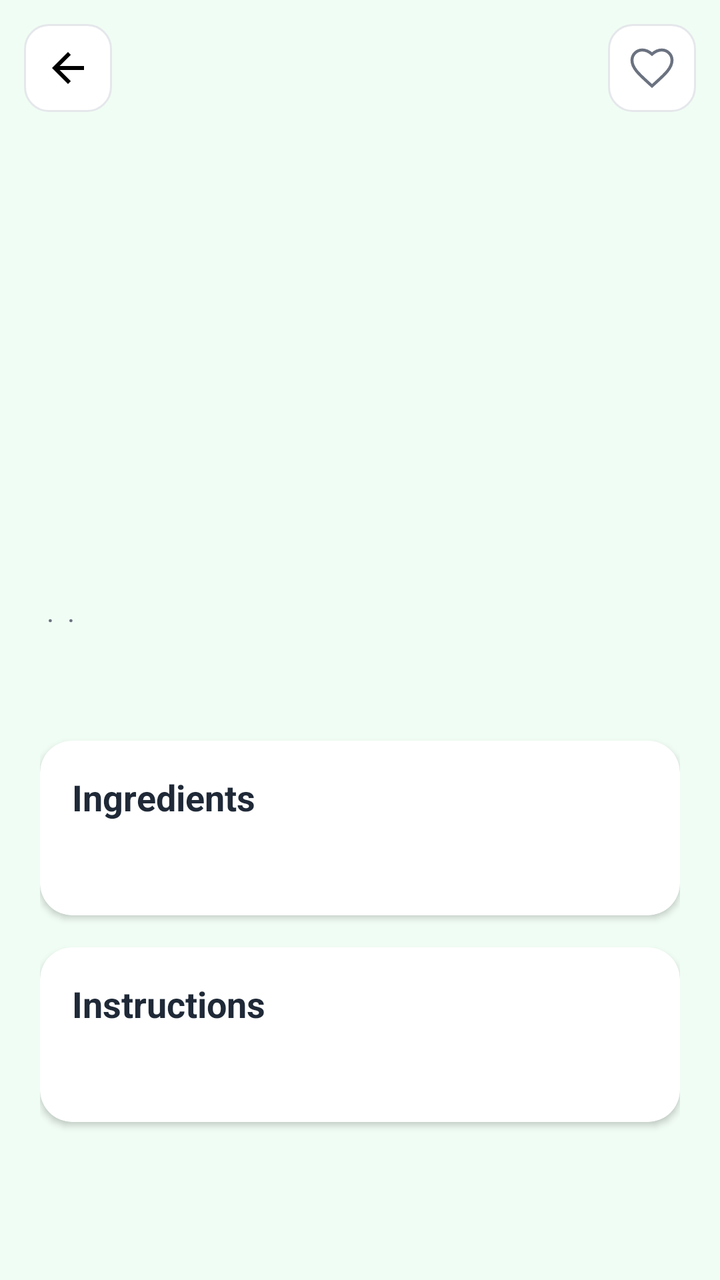
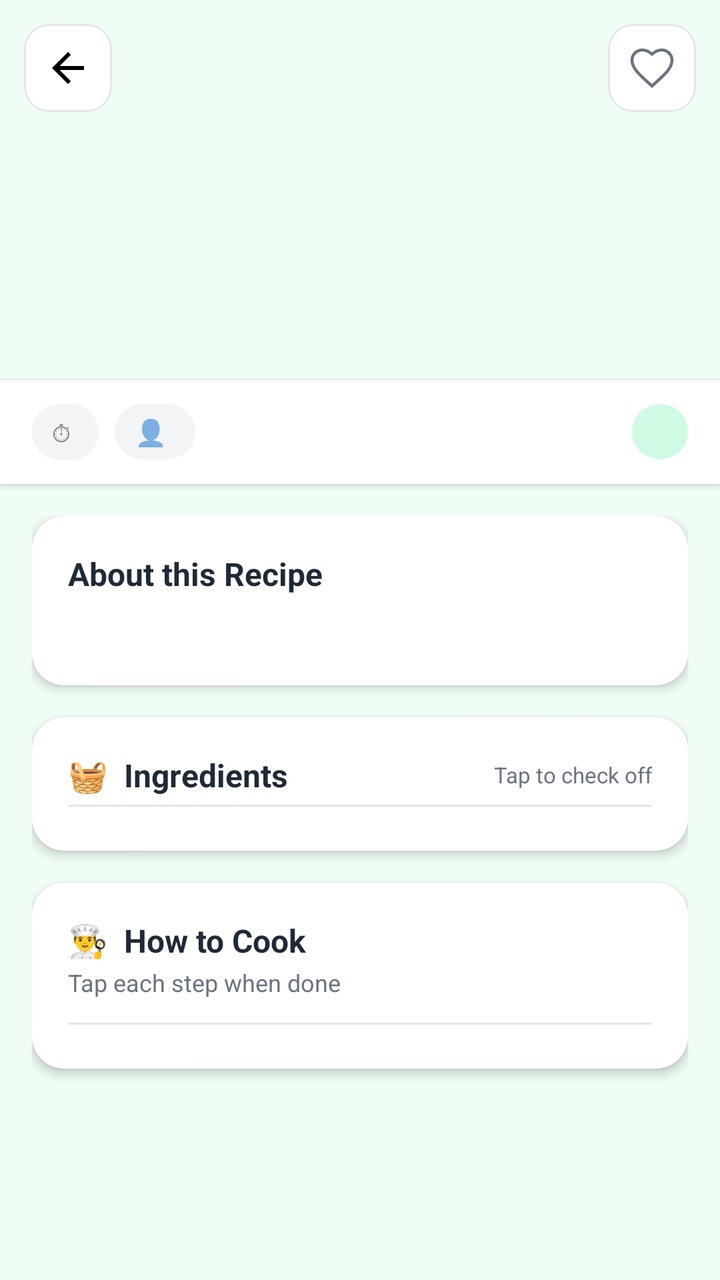

Compare the two renders of this Android layout. The source of the first and the diff that turns it into the second are given below.
<!-- AndroidManifest.xml: application theme Theme.EcoBite -->
<!-- res/layout/activity_recipe_detail.xml -->
<?xml version="1.0" encoding="utf-8"?>
<androidx.coordinatorlayout.widget.CoordinatorLayout
    xmlns:android="http://schemas.android.com/apk/res/android"
    xmlns:app="http://schemas.android.com/apk/res-auto"
    android:layout_width="match_parent"
    android:layout_height="match_parent"
    android:background="@color/colorBackground">

    <androidx.core.widget.NestedScrollView
        android:layout_width="match_parent"
        android:layout_height="match_parent"
        android:fillViewport="true">

        <LinearLayout
            android:layout_width="match_parent"
            android:layout_height="wrap_content"
            android:orientation="vertical">

            
            <FrameLayout
                android:layout_width="match_parent"
                android:layout_height="240dp">

                <ImageView
                    android:id="@+id/ivRecipeImage"
                    android:layout_width="match_parent"
                    android:layout_height="match_parent"
                    android:scaleType="centerCrop"
                    android:contentDescription="Recipe image" />

                
                <View
                    android:layout_width="match_parent"
                    android:layout_height="80dp"
                    android:layout_gravity="bottom"
                    android:background="@android:color/transparent" />

                <ImageButton
                    android:id="@+id/btnBack"
                    android:layout_width="44dp"
                    android:layout_height="44dp"
                    android:layout_margin="12dp"
                    android:layout_gravity="top|start"
                    android:src="@drawable/ic_arrow_back"
                    android:background="@drawable/rounded_card"
                    android:contentDescription="Back"
                    android:padding="8dp" />

                <ImageButton
                    android:id="@+id/btnSave"
                    android:layout_width="44dp"
                    android:layout_height="44dp"
                    android:layout_margin="12dp"
                    android:layout_gravity="top|end"
                    android:src="@drawable/ic_heart_outline"
                    android:background="@drawable/rounded_card"
                    android:contentDescription="Save recipe"
                    android:padding="8dp" />
            </FrameLayout>

            <LinearLayout
                android:layout_width="match_parent"
                android:layout_height="wrap_content"
                android:orientation="vertical"
                android:padding="20dp">

                
                <TextView
                    android:id="@+id/tvName"
                    android:layout_width="match_parent"
                    android:layout_height="wrap_content"
                    android:textSize="24sp"
                    android:textStyle="bold"
                    android:textColor="@color/colorText"
                    android:layout_marginBottom="8dp" />

                <LinearLayout
                    android:layout_width="match_parent"
                    android:layout_height="wrap_content"
                    android:orientation="horizontal"
                    android:layout_marginBottom="12dp">

                    <TextView
                        android:id="@+id/tvCookTime"
                        android:layout_width="wrap_content"
                        android:layout_height="wrap_content"
                        android:textSize="13sp"
                        android:textColor="@color/colorTextSecondary"
                        android:drawablePadding="4dp" />

                    <TextView
                        android:layout_width="wrap_content"
                        android:layout_height="wrap_content"
                        android:text=" · "
                        android:textColor="@color/colorTextSecondary" />

                    <TextView
                        android:id="@+id/tvServings"
                        android:layout_width="wrap_content"
                        android:layout_height="wrap_content"
                        android:textSize="13sp"
                        android:textColor="@color/colorTextSecondary" />

                    <TextView
                        android:layout_width="wrap_content"
                        android:layout_height="wrap_content"
                        android:text=" · "
                        android:textColor="@color/colorTextSecondary" />

                    <TextView
                        android:id="@+id/tvDifficulty"
                        android:layout_width="wrap_content"
                        android:layout_height="wrap_content"
                        android:textSize="13sp"
                        android:textColor="@color/colorPrimary"
                        android:textStyle="bold" />
                </LinearLayout>

                <TextView
                    android:id="@+id/tvDescription"
                    android:layout_width="match_parent"
                    android:layout_height="wrap_content"
                    android:textSize="14sp"
                    android:textColor="@color/colorTextSecondary"
                    android:lineSpacingMultiplier="1.5"
                    android:layout_marginBottom="20dp" />

                
                <androidx.cardview.widget.CardView
                    android:id="@+id/cardMissing"
                    android:layout_width="match_parent"
                    android:layout_height="wrap_content"
                    app:cardCornerRadius="12dp"
                    app:cardElevation="0dp"
                    app:cardBackgroundColor="@color/colorAmber"
                    android:layout_marginBottom="20dp"
                    android:visibility="gone">

                    <LinearLayout
                        android:layout_width="match_parent"
                        android:layout_height="wrap_content"
                        android:orientation="vertical"
                        android:padding="16dp">

                        <TextView
                            android:layout_width="wrap_content"
                            android:layout_height="wrap_content"
                            android:text="🛒 You'll need to buy"
                            android:textSize="14sp"
                            android:textStyle="bold"
                            android:textColor="@color/colorText"
                            android:layout_marginBottom="8dp" />

                        <TextView
                            android:id="@+id/tvMissingList"
                            android:layout_width="match_parent"
                            android:layout_height="wrap_content"
                            android:textSize="13sp"
                            android:textColor="@color/colorText"
                            android:lineSpacingMultiplier="1.5" />
                    </LinearLayout>
                </androidx.cardview.widget.CardView>

                
                <androidx.cardview.widget.CardView
                    android:layout_width="match_parent"
                    android:layout_height="wrap_content"
                    app:cardCornerRadius="16dp"
                    app:cardElevation="2dp"
                    app:cardBackgroundColor="@color/white"
                    android:layout_marginBottom="16dp">

                    <LinearLayout
                        android:layout_width="match_parent"
                        android:layout_height="wrap_content"
                        android:orientation="vertical"
                        android:padding="16dp">

                        <TextView
                            android:layout_width="wrap_content"
                            android:layout_height="wrap_content"
                            android:text="Ingredients"
                            android:textSize="18sp"
                            android:textStyle="bold"
                            android:textColor="@color/colorText"
                            android:layout_marginBottom="12dp" />

                        <TextView
                            android:id="@+id/tvIngredients"
                            android:layout_width="match_parent"
                            android:layout_height="wrap_content"
                            android:textSize="14sp"
                            android:textColor="@color/colorText"
                            android:lineSpacingMultiplier="1.8" />
                    </LinearLayout>
                </androidx.cardview.widget.CardView>

                
                <androidx.cardview.widget.CardView
                    android:layout_width="match_parent"
                    android:layout_height="wrap_content"
                    app:cardCornerRadius="16dp"
                    app:cardElevation="2dp"
                    app:cardBackgroundColor="@color/white"
                    android:layout_marginBottom="24dp">

                    <LinearLayout
                        android:layout_width="match_parent"
                        android:layout_height="wrap_content"
                        android:orientation="vertical"
                        android:padding="16dp">

                        <TextView
                            android:layout_width="wrap_content"
                            android:layout_height="wrap_content"
                            android:text="Instructions"
                            android:textSize="18sp"
                            android:textStyle="bold"
                            android:textColor="@color/colorText"
                            android:layout_marginBottom="12dp" />

                        <TextView
                            android:id="@+id/tvInstructions"
                            android:layout_width="match_parent"
                            android:layout_height="wrap_content"
                            android:textSize="14sp"
                            android:textColor="@color/colorText"
                            android:lineSpacingMultiplier="1.8" />
                    </LinearLayout>
                </androidx.cardview.widget.CardView>
            </LinearLayout>
        </LinearLayout>
    </androidx.core.widget.NestedScrollView>
</androidx.coordinatorlayout.widget.CoordinatorLayout>
<!-- resources referenced by this layout -->
<resources>
  <color name="colorAmber">#fef3c7</color>
  <color name="colorBackground">#f0fdf4</color>
  <color name="colorPrimary">#10b981</color>
  <color name="colorText">#1f2937</color>
  <color name="colorTextSecondary">#6b7280</color>
  <color name="white">#ffffff</color>
  <!-- drawable ic_arrow_back (drawable) -->
  <?xml version="1.0" encoding="utf-8"?>
  <vector xmlns:android="http://schemas.android.com/apk/res/android"
      android:width="24dp"
      android:height="24dp"
      android:viewportWidth="24"
      android:viewportHeight="24">
      <path
          android:fillColor="#FF000000"
          android:pathData="M20,11L7.83,11l5.59,-5.59L12,4l-8,8 8,8 1.41,-1.41L7.83,13L20,13v-2z" />
  </vector>
  <!-- drawable ic_heart_outline (drawable) -->
  <?xml version="1.0" encoding="utf-8"?>
  <vector xmlns:android="http://schemas.android.com/apk/res/android"
      android:width="24dp"
      android:height="24dp"
      android:viewportWidth="24"
      android:viewportHeight="24">
      <path
          android:fillColor="@android:color/transparent"
          android:strokeColor="#6b7280"
          android:strokeWidth="1.5"
          android:pathData="M12,21L10.55,19.7C5.4,15.03 2,12 2,8.14A5.11,5.11 0,0,1 7.14,3C8.88,3 10.56,3.8 12,5.09C13.44,3.8 15.12,3 16.86,3A5.11,5.11 0,0,1 22,8.14C22,12 18.6,15.03 13.45,19.7Z" />
  </vector>
  <!-- drawable rounded_card (drawable) -->
  <?xml version="1.0" encoding="utf-8"?>
  <shape xmlns:android="http://schemas.android.com/apk/res/android"
      android:shape="rectangle">
      <solid android:color="#ffffffff" />
      <corners android:radius="12dp" />
      <stroke android:width="1dp" android:color="#e5e7eb" />
  </shape>
  <style name="Theme.EcoBite" parent="Theme.MaterialComponents.Light.NoActionBar">
          <item name="colorPrimary">@color/colorPrimary</item>
          <item name="colorPrimaryDark">@color/colorPrimaryDark</item>
          <item name="colorAccent">@color/colorSecondary</item>
          <item name="android:windowBackground">@color/colorBackground</item>
          <item name="android:statusBarColor">@color/colorPrimaryDark</item>
          <item name="materialAlertDialogTheme">@style/ThemeOverlay.MaterialComponents.MaterialAlertDialog</item>
      </style>
  <color name="colorPrimaryDark">#059669</color>
  <color name="colorSecondary">#84cc16</color>
</resources>

<!-- the commit's change to res/layout/activity_recipe_detail.xml (unified diff, before → after) -->
@@ -8,8 +8,7 @@
 
     <androidx.core.widget.NestedScrollView
         android:layout_width="match_parent"
-        android:layout_height="match_parent"
-        android:fillViewport="true">
+        android:layout_height="match_parent">
 
         <LinearLayout
             android:layout_width="match_parent"
@@ -18,23 +17,40 @@
 
             
             <FrameLayout
+                android:id="@+id/headerBand"
                 android:layout_width="match_parent"
-                android:layout_height="240dp">
-
-                <ImageView
-                    android:id="@+id/ivRecipeImage"
+                android:layout_height="190dp">
+
+                <LinearLayout
                     android:layout_width="match_parent"
                     android:layout_height="match_parent"
-                    android:scaleType="centerCrop"
-                    android:contentDescription="Recipe image" />
-
-                
-                <View
-                    android:layout_width="match_parent"
-                    android:layout_height="80dp"
-                    android:layout_gravity="bottom"
-                    android:background="@android:color/transparent" />
-
+                    android:orientation="vertical"
+                    android:gravity="center"
+                    android:paddingStart="20dp"
+                    android:paddingEnd="60dp"
+                    android:paddingTop="16dp"
+                    android:paddingBottom="16dp">
+
+                    <TextView
+                        android:id="@+id/tvEmoji"
+                        android:layout_width="wrap_content"
+                        android:layout_height="wrap_content"
+                        android:textSize="52sp" />
+
+                    <TextView
+                        android:id="@+id/tvName"
+                        android:layout_width="wrap_content"
+                        android:layout_height="wrap_content"
+                        android:textSize="20sp"
+                        android:textStyle="bold"
+                        android:textColor="#FFFFFF"
+                        android:gravity="center"
+                        android:layout_marginTop="8dp"
+                        android:maxLines="2"
+                        android:ellipsize="end" />
+                </LinearLayout>
+
+                
                 <ImageButton
                     android:id="@+id/btnBack"
                     android:layout_width="44dp"
@@ -46,6 +62,7 @@
                     android:contentDescription="Back"
                     android:padding="8dp" />
 
+                
                 <ImageButton
                     android:id="@+id/btnSave"
                     android:layout_width="44dp"
@@ -58,82 +75,144 @@
                     android:padding="8dp" />
             </FrameLayout>
 
+            
+            <LinearLayout
+                android:layout_width="match_parent"
+                android:layout_height="wrap_content"
+                android:orientation="horizontal"
+                android:gravity="center_vertical"
+                android:paddingStart="16dp"
+                android:paddingEnd="16dp"
+                android:paddingTop="12dp"
+                android:paddingBottom="12dp"
+                android:background="@color/white"
+                android:elevation="2dp">
+
+                <LinearLayout
+                    android:layout_width="wrap_content"
+                    android:layout_height="wrap_content"
+                    android:orientation="horizontal"
+                    android:gravity="center_vertical"
+                    android:background="@drawable/pill_bg_light"
+                    android:paddingStart="10dp"
+                    android:paddingEnd="10dp"
+                    android:paddingTop="5dp"
+                    android:paddingBottom="5dp"
+                    android:layout_marginEnd="8dp">
+
+                    <TextView
+                        android:layout_width="wrap_content"
+                        android:layout_height="wrap_content"
+                        android:text="⏱"
+                        android:textSize="13sp" />
+
+                    <TextView
+                        android:id="@+id/tvCookTime"
+                        android:layout_width="wrap_content"
+                        android:layout_height="wrap_content"
+                        android:textSize="13sp"
+                        android:textColor="@color/colorText"
+                        android:layout_marginStart="4dp" />
+                </LinearLayout>
+
+                <LinearLayout
+                    android:layout_width="wrap_content"
+                    android:layout_height="wrap_content"
+                    android:orientation="horizontal"
+                    android:gravity="center_vertical"
+                    android:background="@drawable/pill_bg_light"
+                    android:paddingStart="10dp"
+                    android:paddingEnd="10dp"
+                    android:paddingTop="5dp"
+                    android:paddingBottom="5dp"
+                    android:layout_marginEnd="8dp">
+
+                    <TextView
+                        android:layout_width="wrap_content"
+                        android:layout_height="wrap_content"
+                        android:text="👤"
+                        android:textSize="13sp" />
+
+                    <TextView
+                        android:id="@+id/tvServings"
+                        android:layout_width="wrap_content"
+                        android:layout_height="wrap_content"
+                        android:textSize="13sp"
+                        android:textColor="@color/colorText"
+                        android:layout_marginStart="4dp" />
+                </LinearLayout>
+
+                <View
+                    android:layout_width="0dp"
+                    android:layout_height="0dp"
+                    android:layout_weight="1" />
+
+                <TextView
+                    android:id="@+id/tvDifficulty"
+                    android:layout_width="wrap_content"
+                    android:layout_height="wrap_content"
+                    android:textSize="13sp"
+                    android:textStyle="bold"
+                    android:textColor="@color/colorPrimary"
+                    android:background="@drawable/pill_bg_green"
+                    android:paddingStart="14dp"
+                    android:paddingEnd="14dp"
+                    android:paddingTop="5dp"
+                    android:paddingBottom="5dp" />
+            </LinearLayout>
+
+            
             <LinearLayout
                 android:layout_width="match_parent"
                 android:layout_height="wrap_content"
                 android:orientation="vertical"
-                android:padding="20dp">
-
-                
-                <TextView
-                    android:id="@+id/tvName"
-                    android:layout_width="match_parent"
-                    android:layout_height="wrap_content"
-                    android:textSize="24sp"
-                    android:textStyle="bold"
-                    android:textColor="@color/colorText"
-                    android:layout_marginBottom="8dp" />
-
-                <LinearLayout
-                    android:layout_width="match_parent"
-                    android:layout_height="wrap_content"
-                    android:orientation="horizontal"
-                    android:layout_marginBottom="12dp">
-
-                    <TextView
-                        android:id="@+id/tvCookTime"
-                        android:layout_width="wrap_content"
-                        android:layout_height="wrap_content"
-                        android:textSize="13sp"
-                        android:textColor="@color/colorTextSecondary"
-                        android:drawablePadding="4dp" />
-
-                    <TextView
-                        android:layout_width="wrap_content"
-                        android:layout_height="wrap_content"
-                        android:text=" · "
-                        android:textColor="@color/colorTextSecondary" />
-
-                    <TextView
-                        android:id="@+id/tvServings"
-                        android:layout_width="wrap_content"
-                        android:layout_height="wrap_content"
-                        android:textSize="13sp"
-                        android:textColor="@color/colorTextSecondary" />
-
-                    <TextView
-                        android:layout_width="wrap_content"
-                        android:layout_height="wrap_content"
-                        android:text=" · "
-                        android:textColor="@color/colorTextSecondary" />
-
-                    <TextView
-                        android:id="@+id/tvDifficulty"
-                        android:layout_width="wrap_content"
-                        android:layout_height="wrap_content"
-                        android:textSize="13sp"
-                        android:textColor="@color/colorPrimary"
-                        android:textStyle="bold" />
-                </LinearLayout>
-
-                <TextView
-                    android:id="@+id/tvDescription"
-                    android:layout_width="match_parent"
-                    android:layout_height="wrap_content"
-                    android:textSize="14sp"
-                    android:textColor="@color/colorTextSecondary"
-                    android:lineSpacingMultiplier="1.5"
-                    android:layout_marginBottom="20dp" />
-
-                
-                <androidx.cardview.widget.CardView
+                android:padding="16dp">
+
+                
+                <com.google.android.material.card.MaterialCardView
+                    android:layout_width="match_parent"
+                    android:layout_height="wrap_content"
+                    android:layout_marginBottom="16dp"
+                    app:cardCornerRadius="16dp"
+                    app:cardElevation="3dp"
+                    app:strokeWidth="0dp">
+
+                    <LinearLayout
+                        android:layout_width="match_parent"
+                        android:layout_height="wrap_content"
+                        android:orientation="vertical"
+                        android:padding="18dp">
+
+                        <TextView
+                            android:layout_width="wrap_content"
+                            android:layout_height="wrap_content"
+                            android:text="About this Recipe"
+                            android:textSize="16sp"
+                            android:textStyle="bold"
+                            android:textColor="@color/colorText"
+                            android:layout_marginBottom="8dp" />
+
+                        <TextView
+                            android:id="@+id/tvDescription"
+                            android:layout_width="match_parent"
+                            android:layout_height="wrap_content"
+                            android:textSize="14sp"
+                            android:textColor="@color/colorTextSecondary"
+                            android:lineSpacingMultiplier="1.5" />
+                    </LinearLayout>
+                </com.google.android.material.card.MaterialCardView>
+
+                
+                <com.google.android.material.card.MaterialCardView
                     android:id="@+id/cardMissing"
                     android:layout_width="match_parent"
                     android:layout_height="wrap_content"
-                    app:cardCornerRadius="12dp"
+                    android:layout_marginBottom="16dp"
+                    app:cardCornerRadius="16dp"
                     app:cardElevation="0dp"
-                    app:cardBackgroundColor="@color/colorAmber"
-                    android:layout_marginBottom="20dp"
+                    app:strokeColor="#fde68a"
+                    app:strokeWidth="1dp"
+                    app:cardBackgroundColor="#fef3c7"
                     android:visibility="gone">
 
                     <LinearLayout
@@ -148,86 +227,122 @@
                             android:text="🛒 You'll need to buy"
                             android:textSize="14sp"
                             android:textStyle="bold"
-                            android:textColor="@color/colorText"
-                            android:layout_marginBottom="8dp" />
+                            android:textColor="#92400e"
+                            android:layout_marginBottom="6dp" />
 
                         <TextView
                             android:id="@+id/tvMissingList"
                             android:layout_width="match_parent"
                             android:layout_height="wrap_content"
                             android:textSize="13sp"
-                            android:textColor="@color/colorText"
-                            android:lineSpacingMultiplier="1.5" />
+                            android:textColor="#92400e"
+                            android:lineSpacingMultiplier="1.6" />
                     </LinearLayout>
-                </androidx.cardview.widget.CardView>
-
-                
-                <androidx.cardview.widget.CardView
-                    android:layout_width="match_parent"
-                    android:layout_height="wrap_content"
+                </com.google.android.material.card.MaterialCardView>
+
+                
+                <com.google.android.material.card.MaterialCardView
+                    android:layout_width="match_parent"
+                    android:layout_height="wrap_content"
+                    android:layout_marginBottom="16dp"
                     app:cardCornerRadius="16dp"
-                    app:cardElevation="2dp"
-                    app:cardBackgroundColor="@color/white"
-                    android:layout_marginBottom="16dp">
+                    app:cardElevation="3dp"
+                    app:strokeWidth="0dp">
 
                     <LinearLayout
                         android:layout_width="match_parent"
                         android:layout_height="wrap_content"
                         android:orientation="vertical"
-                        android:padding="16dp">
+                        android:padding="18dp">
+
+                        
+                        <LinearLayout
+                            android:layout_width="match_parent"
+                            android:layout_height="wrap_content"
+                            android:orientation="horizontal"
+                            android:gravity="center_vertical"
+                            android:layout_marginBottom="4dp">
+
+                            <TextView
+                                android:layout_width="0dp"
+                                android:layout_height="wrap_content"
+                                android:layout_weight="1"
+                                android:text="🧺  Ingredients"
+                                android:textSize="16sp"
+                                android:textStyle="bold"
+                                android:textColor="@color/colorText" />
+
+                            <TextView
+                                android:id="@+id/tvIngredientHint"
+                                android:layout_width="wrap_content"
+                                android:layout_height="wrap_content"
+                                android:text="Tap to check off"
+                                android:textSize="11sp"
+                                android:textColor="@color/colorTextSecondary" />
+                        </LinearLayout>
+
+                        <View
+                            android:layout_width="match_parent"
+                            android:layout_height="1dp"
+                            android:background="#e5e7eb"
+                            android:layout_marginBottom="4dp" />
+
+                        
+                        <LinearLayout
+                            android:id="@+id/ingredientContainer"
+                            android:layout_width="match_parent"
+                            android:layout_height="wrap_content"
+                            android:orientation="vertical" />
+                    </LinearLayout>
+                </com.google.android.material.card.MaterialCardView>
+
+                
+                <com.google.android.material.card.MaterialCardView
+                    android:layout_width="match_parent"
+                    android:layout_height="wrap_content"
+                    android:layout_marginBottom="32dp"
+                    app:cardCornerRadius="16dp"
+                    app:cardElevation="3dp"
+                    app:strokeWidth="0dp">
+
+                    <LinearLayout
+                        android:layout_width="match_parent"
+                        android:layout_height="wrap_content"
+                        android:orientation="vertical"
+                        android:padding="18dp">
 
                         <TextView
                             android:layout_width="wrap_content"
                             android:layout_height="wrap_content"
-                            android:text="Ingredients"
-                            android:textSize="18sp"
+                            android:text="👨‍🍳  How to Cook"
+                            android:textSize="16sp"
                             android:textStyle="bold"
                             android:textColor="@color/colorText"
+                            android:layout_marginBottom="2dp" />
+
+                        <TextView
+                            android:layout_width="wrap_content"
+                            android:layout_height="wrap_content"
+                            android:text="Tap each step when done"
+                            android:textSize="12sp"
+                            android:textColor="@color/colorTextSecondary"
                             android:layout_marginBottom="12dp" />
 
-                        <TextView
-                            android:id="@+id/tvIngredients"
-                            android:layout_width="match_parent"
-                            android:layout_height="wrap_content"
-                            android:textSize="14sp"
-                            android:textColor="@color/colorText"
-                            android:lineSpacingMultiplier="1.8" />
+                        <View
+                            android:layout_width="match_parent"
+                            android:layout_height="1dp"
+                            android:background="#e5e7eb"
+                            android:layout_marginBottom="4dp" />
+
+                        
+                        <LinearLayout
+                            android:id="@+id/stepContainer"
+                            android:layout_width="match_parent"
+                            android:layout_height="wrap_content"
+                            android:orientation="vertical" />
                     </LinearLayout>
-                </androidx.cardview.widget.CardView>
-
-                
-                <androidx.cardview.widget.CardView
-                    android:layout_width="match_parent"
-                    android:layout_height="wrap_content"
-                    app:cardCornerRadius="16dp"
-                    app:cardElevation="2dp"
-                    app:cardBackgroundColor="@color/white"
-                    android:layout_marginBottom="24dp">
-
-                    <LinearLayout
-                        android:layout_width="match_parent"
-                        android:layout_height="wrap_content"
-                        android:orientation="vertical"
-                        android:padding="16dp">
-
-                        <TextView
-                            android:layout_width="wrap_content"
-                            android:layout_height="wrap_content"
-                            android:text="Instructions"
-                            android:textSize="18sp"
-                            android:textStyle="bold"
-                            android:textColor="@color/colorText"
-                            android:layout_marginBottom="12dp" />
-
-                        <TextView
-                            android:id="@+id/tvInstructions"
-                            android:layout_width="match_parent"
-                            android:layout_height="wrap_content"
-                            android:textSize="14sp"
-                            android:textColor="@color/colorText"
-                            android:lineSpacingMultiplier="1.8" />
-                    </LinearLayout>
-                </androidx.cardview.widget.CardView>
+                </com.google.android.material.card.MaterialCardView>
+
             </LinearLayout>
         </LinearLayout>
     </androidx.core.widget.NestedScrollView>
<!-- resource entries referenced after the edit -->
@@ -1,6 +1,5 @@
 <!-- resources referenced by this layout -->
 <resources>
-  <color name="colorAmber">#fef3c7</color>
   <color name="colorBackground">#f0fdf4</color>
   <color name="colorPrimary">#10b981</color>
   <color name="colorText">#1f2937</color>
@@ -30,6 +29,20 @@
           android:strokeWidth="1.5"
           android:pathData="M12,21L10.55,19.7C5.4,15.03 2,12 2,8.14A5.11,5.11 0,0,1 7.14,3C8.88,3 10.56,3.8 12,5.09C13.44,3.8 15.12,3 16.86,3A5.11,5.11 0,0,1 22,8.14C22,12 18.6,15.03 13.45,19.7Z" />
   </vector>
+  <!-- drawable pill_bg_green (drawable) -->
+  <?xml version="1.0" encoding="utf-8"?>
+  <shape xmlns:android="http://schemas.android.com/apk/res/android"
+      android:shape="rectangle">
+      <solid android:color="#d1fae5" />
+      <corners android:radius="20dp" />
+  </shape>
+  <!-- drawable pill_bg_light (drawable) -->
+  <?xml version="1.0" encoding="utf-8"?>
+  <shape xmlns:android="http://schemas.android.com/apk/res/android"
+      android:shape="rectangle">
+      <solid android:color="#f3f4f6" />
+      <corners android:radius="20dp" />
+  </shape>
   <!-- drawable rounded_card (drawable) -->
   <?xml version="1.0" encoding="utf-8"?>
   <shape xmlns:android="http://schemas.android.com/apk/res/android"
